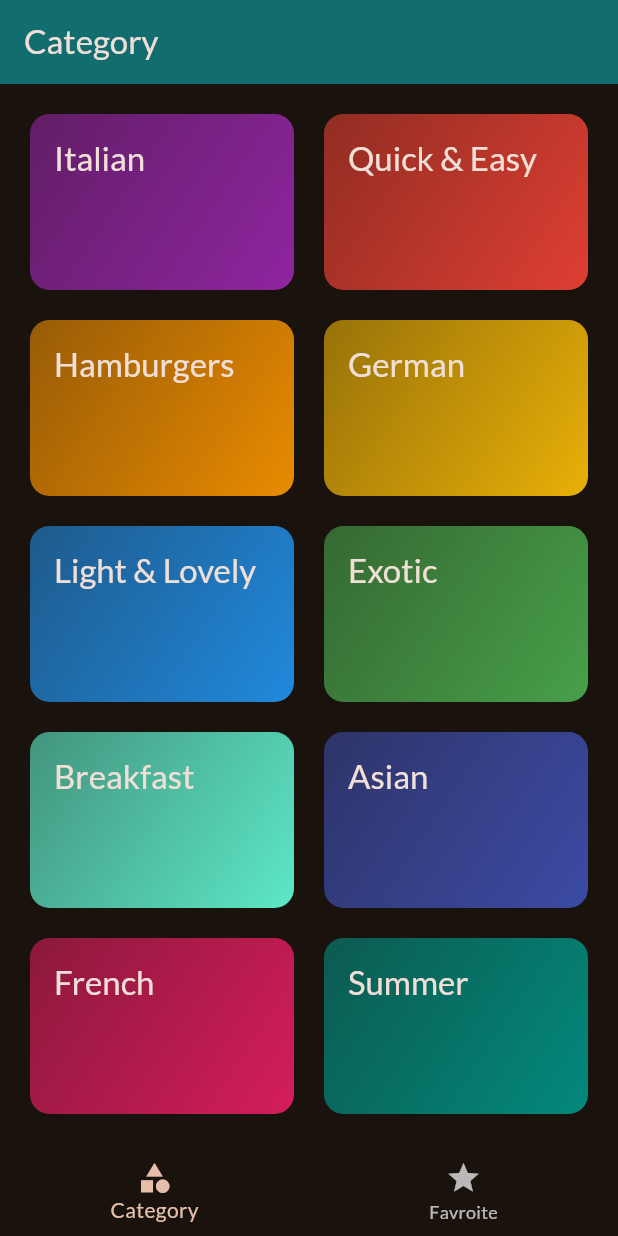
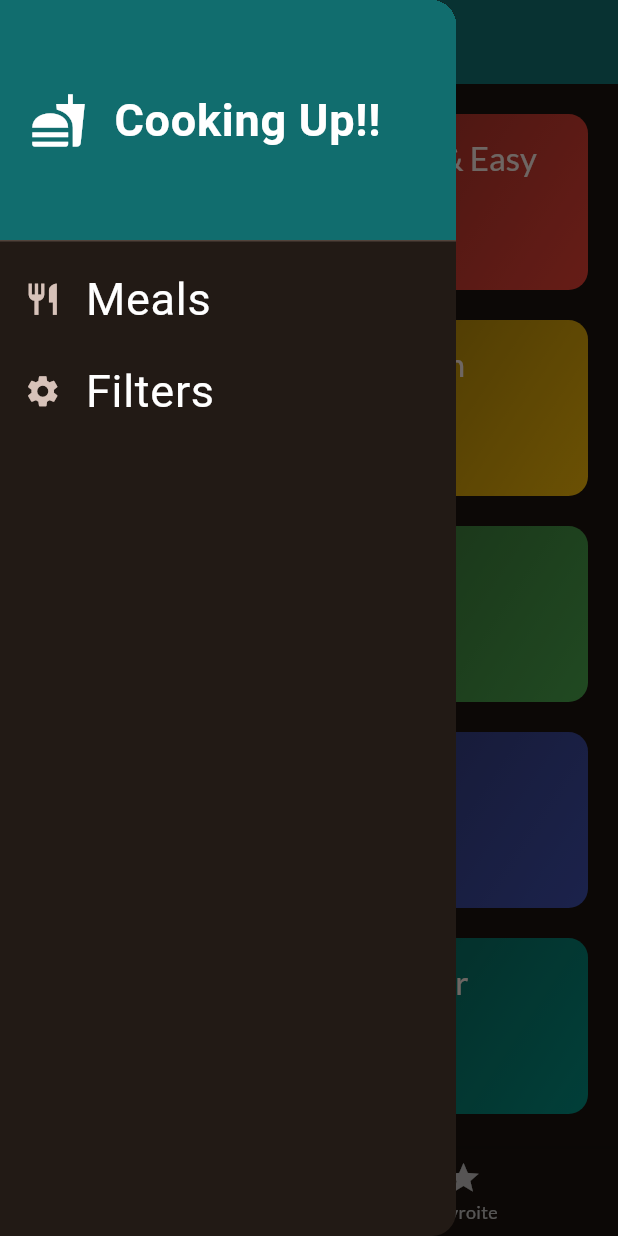
Before and after one commit to AryanAtel1034/Meals-App, a Flutter app: the screen it shows after launch, with the side drawer open (before the commit the screen has no drawer), on a phone screen of 412 x 824 dp. Run offline on Flutter 3.47's test engine with Material 2 defaults, Android fonts, the phone set to English and light mode, and no system bars; our stand-ins replace google_fonts, transparent_image; Roboto replaces fonts that are missing (Domine).

```diff
--- a/lib/screen/tab.dart
+++ b/lib/screen/tab.dart
@@ -1,6 +1,8 @@
 import 'package:flutter/material.dart';
 import 'package:meals_app/screen/category.dart';
+import 'package:meals_app/screen/filter.dart';
 import 'package:meals_app/screen/meals.dart';
+import 'package:meals_app/widgets/main_drawer.dart';
 
 class TabScreen extends StatefulWidget {
   const TabScreen({super.key});
@@ -19,20 +21,34 @@ class _TabScreenState extends State<TabScreen> {
     });
   }
 
+  void setScreen(String identifier) {
+     Navigator.of(context).pop();
+    if (identifier == 'filter') {
+      Navigator.of(context).push(
+        MaterialPageRoute(
+          builder: (ctx) => const FilterScreen(),
+        ),
+      );
+    }
+  }
+
   @override
   Widget build(BuildContext context) {
     Widget activePage = const CategoryScreen();
     var activePageTitle = 'Category';
 
     if (_selectedPageIndex == 1) {
-      activePage =  MealsScreen(meals: []);
+      activePage = const MealsScreen(meals: []);
       activePageTitle = ' Your Favroites';
     }
 
     return Scaffold(
       appBar: AppBar(
         title: Text(activePageTitle),
-       backgroundColor: const Color.fromRGBO(17, 109, 110, 1),
+        backgroundColor: const Color.fromRGBO(17, 109, 110, 1),
+      ),
+      drawer: MainDrawer(
+        onSelectScreen: setScreen,
       ),
       body: activePage,
       bottomNavigationBar: BottomNavigationBar(
@@ -40,8 +56,13 @@ class _TabScreenState extends State<TabScreen> {
         currentIndex: _selectedPageIndex,
         items: const [
           BottomNavigationBarItem(
-              icon: Icon(Icons.category), label: 'Category'),
-          BottomNavigationBarItem(icon: Icon(Icons.star), label: 'Favroite')
+            icon: Icon(Icons.category),
+            label: 'Category',
+          ),
+          BottomNavigationBarItem(
+            icon: Icon(Icons.star),
+            label: 'Favroite',
+          )
         ],
       ),
     );
--- /dev/null
+++ b/lib/widgets/main_drawer.dart
@@ -0,0 +1,73 @@
+import 'package:flutter/material.dart';
+import 'package:google_fonts/google_fonts.dart';
+
+class MainDrawer extends StatelessWidget {
+  const MainDrawer({super.key, required this.onSelectScreen});
+
+  final void Function(String identifier) onSelectScreen;
+  @override
+  Widget build(BuildContext context) {
+    return Drawer(
+      child: Column(
+        children: [
+          DrawerHeader(
+            padding: const EdgeInsets.all(20),
+            decoration: const BoxDecoration(
+              color: Color.fromRGBO(17, 109, 110, 1),
+            ),
+            child: Row(
+              children: [
+                const Icon(
+                  Icons.fastfood,
+                  size: 38,
+                ),
+                const SizedBox(
+                  width: 18,
+                ),
+                Text(
+                  'Cooking Up!!',
+                  style: GoogleFonts.domine(
+                      fontSize: 30,
+                      fontWeight: FontWeight.w700,
+                      color: Colors.white),
+                )
+              ],
+            ),
+          ),
+          ListTile(
+            leading: const Icon(
+              Icons.restaurant,
+              size: 25,
+            ),
+            title: Text(
+              'Meals',
+              style: GoogleFonts.roboto(
+                fontSize: 30,
+                color: Colors.white,
+              ),
+            ),
+            onTap: () {
+              onSelectScreen('meal');
+            },
+          ),
+          ListTile(
+            leading: const Icon(
+              Icons.settings,
+              size: 25,
+            ),
+            title: Text(
+              'Filters',
+              style: GoogleFonts.roboto(
+                fontSize: 30,
+                color: Colors.white,
+              ),
+            ),
+            onTap: () {
+              onSelectScreen('filter');
+            },
+          ),
+        ],
+      ),
+    );
+  }
+}
```
Also changed, not shown: lib/screen/filter.dart (added, +130 -0 lines).
